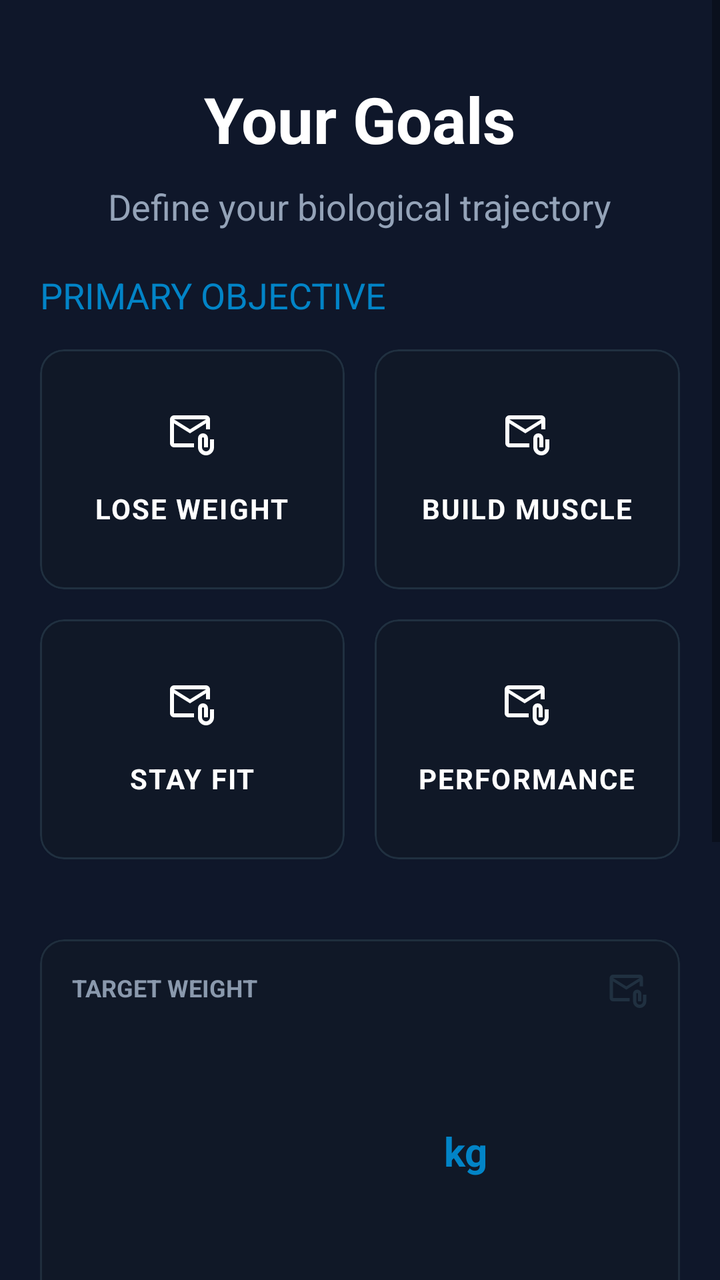
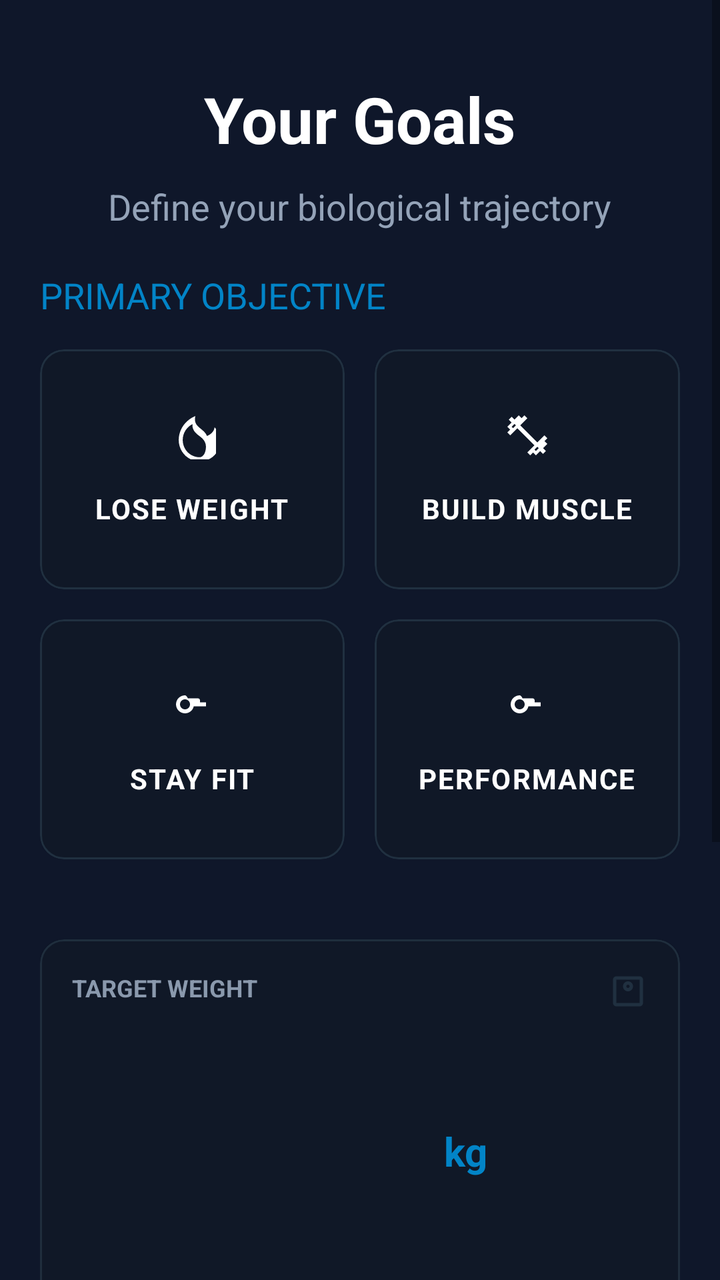

The first picture is an Android layout as it rendered before a commit; the second is the same layout after the commit. The layout source and the unified diff follow.
<!-- AndroidManifest.xml: application theme Theme.FitSync -->
<!-- res/layout/fragment_goal.xml -->
<?xml version="1.0" encoding="utf-8"?>
<ScrollView xmlns:android="http://schemas.android.com/apk/res/android"
android:layout_width="match_parent"
android:layout_height="match_parent"
xmlns:tools="http://schemas.android.com/tools"
xmlns:app="http://schemas.android.com/apk/res-auto"
android:fillViewport="true"
tools:context=".screens.fragments.Onboarding.GoalFragment"
android:background="@color/dark_bg">
    <LinearLayout
        android:id="@+id/goalLayout"
        android:layout_width="match_parent"
        android:layout_height="wrap_content"
        android:orientation="vertical"
        android:padding="20dp">


    <TextView
        android:layout_width="wrap_content"
        android:layout_height="wrap_content"
        android:textSize="32dp"
        android:layout_gravity="center"
        android:textColor="@color/white"
        android:text="Your Goals"
        android:textStyle="bold"
        android:layout_marginTop="18dp">

    </TextView>
        <TextView
            android:layout_width="wrap_content"
            android:layout_height="wrap_content"
            android:textSize="18dp"
            android:layout_gravity="center"
            android:textColor="@color/text_gray_blue"
            android:text="Define your biological trajectory"
            android:textStyle="normal"
            android:layout_marginTop="10dp">

        </TextView>
        <TextView
            android:layout_width="wrap_content"
            android:layout_height="wrap_content"
            android:text="PRIMARY OBJECTIVE"
            android:textSize="18sp"
            android:layout_marginTop="20dp"
            android:textColor="@color/hologram_line">
        </TextView>
        <LinearLayout
            android:layout_width="wrap_content"
            android:layout_height="wrap_content">

        </LinearLayout>
        <LinearLayout
            android:layout_width="match_parent"
            android:layout_height="wrap_content"
            android:layout_marginTop="15dp"
            android:weightSum="2">
            <com.google.android.material.card.MaterialCardView
                android:id="@+id/cardLoseWeight"
                android:layout_width="0dp"
                android:layout_height="120dp"
                android:layout_weight="1"
                android:layout_marginRight="15dp"
                app:cardBackgroundColor="#101827"
                app:cardCornerRadius="12dp"
                android:background="@drawable/bg_signup"
                app:strokeWidth="1dp"
                app:strokeColor="#203040">
                <LinearLayout
                    android:layout_width="wrap_content"
                    android:layout_height="wrap_content"
                    android:layout_gravity="center"
                    android:orientation="vertical">
                    <ImageView
                        android:layout_width="wrap_content"
                        android:layout_height="wrap_content"
                        android:src="@drawable/ic_mail"
                        app:tint="@color/white"
                        android:layout_marginBottom="10dp"
                        android:layout_gravity="center">
                    </ImageView>
                    <TextView
                        android:layout_width="wrap_content"
                        android:layout_height="wrap_content"
                        android:layout_marginTop="5dp"
                        android:text="LOSE WEIGHT"
                        android:letterSpacing="0.05"
                        android:layout_gravity="center"
                        android:textColor="@color/white"
                        android:textStyle="bold"
                        >

                    </TextView>
                </LinearLayout>

            </com.google.android.material.card.MaterialCardView>
            <com.google.android.material.card.MaterialCardView
                android:id="@+id/cardBuildMuscle"
                android:layout_width="0dp"
                android:layout_height="120dp"
                android:layout_weight="1"
                app:cardBackgroundColor="#101827"
                app:cardCornerRadius="12dp"
                app:strokeWidth="1dp"
                app:strokeColor="#203040"
                android:background="@drawable/bg_signup">
                <LinearLayout
                    android:layout_width="wrap_content"
                    android:layout_height="wrap_content"
                    android:layout_gravity="center"
                    android:orientation="vertical">
                    <ImageView
                        android:layout_width="wrap_content"
                        android:layout_height="wrap_content"
                        android:src="@drawable/ic_mail"
                        app:tint="@color/white"
                        android:layout_marginBottom="10dp"
                        android:layout_gravity="center">
                    </ImageView>
                    <TextView
                        android:layout_width="wrap_content"
                        android:layout_height="wrap_content"
                        android:layout_marginTop="5dp"
                        android:text="BUILD MUSCLE"
                        android:letterSpacing="0.05"
                        android:layout_gravity="center"
                        android:textColor="@color/white"
                        android:textStyle="bold"
                        >

                    </TextView>
                </LinearLayout>

            </com.google.android.material.card.MaterialCardView>
        </LinearLayout>
        <LinearLayout
            android:layout_width="match_parent"
            android:layout_height="wrap_content"
            android:layout_marginTop="15dp"
            android:weightSum="2">
            <com.google.android.material.card.MaterialCardView
                android:id="@+id/cardStayFit"
                android:layout_width="0dp"
                android:layout_height="120dp"
                android:layout_weight="1"
                android:layout_marginRight="15dp"
                android:background="@drawable/bg_signup"
                app:cardBackgroundColor="#101827"
                app:cardCornerRadius="12dp"
                app:strokeWidth="1dp"
                app:strokeColor="#203040">
                <LinearLayout
                    android:layout_width="wrap_content"
                    android:layout_height="wrap_content"
                    android:layout_gravity="center"
                    android:orientation="vertical">
                    <ImageView
                        android:layout_width="wrap_content"
                        android:layout_height="wrap_content"
                        android:src="@drawable/ic_mail"
                        app:tint="@color/white"
                        android:layout_marginBottom="10dp"
                        android:layout_gravity="center">
                    </ImageView>
                    <TextView
                        android:layout_width="wrap_content"
                        android:layout_height="wrap_content"
                        android:layout_marginTop="5dp"
                        android:text="STAY FIT"
                        android:letterSpacing="0.05"
                        android:layout_gravity="center"
                        android:textColor="@color/white"
                        android:textStyle="bold"
                        >

                    </TextView>
                </LinearLayout>


            </com.google.android.material.card.MaterialCardView>
            <com.google.android.material.card.MaterialCardView
                android:id="@+id/cardPerformance"
                android:layout_width="0dp"
                android:layout_height="120dp"
                android:layout_weight="1"
                android:background="@drawable/bg_signup"
                app:cardBackgroundColor="#101827"
                app:cardCornerRadius="12dp"
                app:strokeWidth="1dp"
                app:strokeColor="#203040">
                <LinearLayout
                    android:layout_width="wrap_content"
                    android:layout_height="wrap_content"
                    android:layout_gravity="center"
                    android:orientation="vertical">
                <ImageView
                    android:layout_width="wrap_content"
                    android:layout_height="wrap_content"
                    android:src="@drawable/ic_mail"
                    app:tint="@color/white"
                    android:layout_marginBottom="10dp"
                    android:layout_gravity="center">
                </ImageView>
                <TextView
                    android:layout_width="wrap_content"
                    android:layout_height="wrap_content"
                    android:layout_marginTop="5dp"
                    android:text="PERFORMANCE"
                    android:letterSpacing="0.05"
                    android:layout_gravity="center"
                    android:textColor="@color/white"
                    android:textStyle="bold"
                    >

                </TextView>
                </LinearLayout>

            </com.google.android.material.card.MaterialCardView>

        </LinearLayout>

        <com.google.android.material.card.MaterialCardView
            android:layout_width="match_parent"
            android:layout_height="wrap_content"
            android:layout_marginTop="40dp"
            app:cardBackgroundColor="#101827"
            app:cardCornerRadius="12dp"
            app:strokeColor="#1F2E3D"
            app:strokeWidth="1dp"
            android:background="@drawable/bg_signup">
            <LinearLayout
                android:layout_width="match_parent"
                android:layout_height="wrap_content"
                android:orientation="vertical"
                android:padding="16dp">

                
                <RelativeLayout
                    android:layout_width="match_parent"
                    android:layout_height="wrap_content">
                    <TextView
                        android:layout_width="wrap_content"
                        android:layout_height="wrap_content"
                        android:text="TARGET WEIGHT"
                        android:textColor="#8A99AD"
                        android:textSize="12sp"
                        android:textStyle="bold" />
                    <ImageView
                        android:layout_width="20dp"
                        android:layout_height="20dp"
                        android:layout_alignParentEnd="true"
                        android:src="@drawable/ic_mail"
                        app:tint="#203040" />
                </RelativeLayout>

                
                <FrameLayout
                    android:layout_width="match_parent"
                    android:layout_height="120dp"
                    android:layout_marginTop="10dp">

                    <androidx.recyclerview.widget.RecyclerView
                        android:id="@+id/rvTargetWeight"
                        android:layout_width="match_parent"
                        android:layout_height="match_parent"
                        android:clipToPadding="false"
                        android:paddingTop="50dp"
                        android:paddingBottom="50dp"
                        android:overScrollMode="never" />

                    
                    <TextView
                        android:layout_width="wrap_content"
                        android:layout_height="wrap_content"
                        android:layout_gravity="center_vertical|end"
                        android:layout_marginEnd="80dp"
                        android:text="kg"
                        android:textColor="@color/brand_cyan"
                        android:textSize="20sp"
                        android:textStyle="bold" />
                </FrameLayout>

                
                <View
                    android:layout_width="match_parent"
                    android:layout_height="1dp"
                    android:layout_marginTop="12dp"
                    android:background="#1F2E3D" />

                
                <RelativeLayout
                    android:layout_width="match_parent"
                    android:layout_height="wrap_content"
                    android:layout_marginTop="12dp"
                    android:gravity="center_vertical">

                    <TextView
                        android:layout_width="wrap_content"
                        android:layout_height="wrap_content"
                        android:text="CALCULATED OPTIMAL"
                        android:textColor="#8A99AD"
                        android:textSize="11sp"
                        android:textStyle="bold" />

                    <LinearLayout
                        android:layout_width="wrap_content"
                        android:layout_height="wrap_content"
                        android:layout_alignParentEnd="true"
                        android:gravity="center"
                        android:orientation="horizontal">

                        <TextView
                            android:id="@+id/tvAiOptimalWeight"
                            android:layout_width="wrap_content"
                            android:layout_height="wrap_content"
                            android:layout_marginEnd="8dp"
                            android:text="74.5"
                            android:textColor="#FFFFFF"
                            android:textSize="14sp"
                            android:textStyle="bold" />

                        
                        <com.google.android.material.card.MaterialCardView
                            android:layout_width="32dp"
                            android:layout_height="32dp"
                            app:cardBackgroundColor="#0D2026"
                            app:cardCornerRadius="8dp"
                            app:strokeColor="#163840"
                            app:strokeWidth="1dp">
                            <ImageView
                                android:layout_width="16dp"
                                android:layout_height="16dp"
                                android:layout_gravity="center"
                                android:src="@drawable/ic_mail"
                                app:tint="@color/brand_cyan" />
                        </com.google.android.material.card.MaterialCardView>
                    </LinearLayout>
                </RelativeLayout>
            </LinearLayout>

        </com.google.android.material.card.MaterialCardView>
        <com.google.android.material.card.MaterialCardView
            android:layout_width="match_parent"
            android:layout_height="wrap_content"
            android:layout_marginTop="40dp"
            app:cardBackgroundColor="#101827"
            app:cardCornerRadius="12dp"
            app:strokeColor="#1F2E3D"
            app:strokeWidth="1dp"
            android:background="@drawable/bg_signup">
            <LinearLayout
                android:layout_width="match_parent"
                android:layout_height="wrap_content"
                android:orientation="vertical"
                android:padding="16dp">

                
                <RelativeLayout
                    android:layout_width="match_parent"
                    android:layout_height="wrap_content">
                    <TextView
                        android:layout_width="wrap_content"
                        android:layout_height="wrap_content"
                        android:text="TARGET TIMELINE"
                        android:textColor="#8A99AD"
                        android:textSize="12sp"
                        android:textStyle="bold" />
                    <ImageView
                        android:layout_width="20dp"
                        android:layout_height="20dp"
                        android:layout_alignParentEnd="true"
                        android:src="@drawable/ic_mail"
                        app:tint="#203040" />
                </RelativeLayout>

                
                <FrameLayout
                    android:layout_width="match_parent"
                    android:layout_height="140dp"
                    android:layout_marginTop="12dp">

                    <View
                        android:layout_width="match_parent"
                        android:layout_height="1dp"
                        android:layout_marginTop="48dp"
                        android:background="#1F2E3D" />

                    <LinearLayout
                        android:layout_width="match_parent"
                        android:layout_height="match_parent"
                        android:orientation="horizontal"
                        android:weightSum="2">

                        
                        <androidx.recyclerview.widget.RecyclerView
                            android:id="@+id/rvTimelineValue"
                            android:layout_width="0dp"
                            android:layout_height="match_parent"
                            android:layout_weight="1"
                            android:clipToPadding="false"
                            android:paddingTop="48dp"
                            android:paddingBottom="48dp"
                            android:overScrollMode="never" />

                        
                        <androidx.recyclerview.widget.RecyclerView
                            android:id="@+id/rvTimelineUnit"
                            android:layout_width="0dp"
                            android:layout_height="match_parent"
                            android:layout_weight="1"
                            android:clipToPadding="false"
                            android:paddingTop="48dp"
                            android:paddingBottom="48dp"
                            android:overScrollMode="never" />

                    </LinearLayout>

                    <View
                        android:layout_width="match_parent"
                        android:layout_height="1dp"
                        android:layout_gravity="bottom"
                        android:layout_marginBottom="48dp"
                        android:background="#1F2E3D" />
                </FrameLayout>


            </LinearLayout>

        </com.google.android.material.card.MaterialCardView>

</LinearLayout>



</ScrollView>
<!-- resources referenced by this layout -->
<resources>
  <!-- drawable ic_mail (drawable) -->
  <vector xmlns:android="http://schemas.android.com/apk/res/android" android:height="24dp" android:tint="#5A7185" android:viewportHeight="960" android:viewportWidth="960" android:width="24dp">
        
      <path android:fillColor="@android:color/white" android:pathData="M440,440L120,240L120,640Q120,640 120,640Q120,640 120,640L520,640L520,720L120,720Q87,720 63.5,696.5Q40,673 40,640L40,160Q40,127 63.5,103.5Q87,80 120,80L760,80Q793,80 816.5,103.5Q840,127 840,160L840,360L760,360L760,240L440,440ZM440,360L760,160L120,160L440,360ZM760,880Q694,880 647,833Q600,786 600,720L600,540Q600,498 629,469Q658,440 700,440Q742,440 771,469Q800,498 800,540L800,720L720,720L720,540Q720,532 714,526Q708,520 700,520Q692,520 686,526Q680,532 680,540L680,720Q680,753 703.5,776.5Q727,800 760,800Q793,800 816.5,776.5Q840,753 840,720L840,560L920,560L920,720Q920,786 873,833Q826,880 760,880ZM120,240L120,160L120,160L120,240L120,640Q120,640 120,640Q120,640 120,640L120,640L120,540Q120,482 120,441Q120,400 120,400L120,400L120,240Z"/>
      
  </vector>
  <!-- unchanged entries left out for length: 8 -->
</resources>

<!-- the commit's change to res/layout/fragment_goal.xml (unified diff, before → after) -->
@@ -74,7 +74,7 @@ android:background="@color/dark_bg">
                     <ImageView
                         android:layout_width="wrap_content"
                         android:layout_height="wrap_content"
-                        android:src="@drawable/ic_mail"
+                        android:src="@drawable/ic_local_fire_department"
                         app:tint="@color/white"
                         android:layout_marginBottom="10dp"
                         android:layout_gravity="center">
@@ -112,7 +112,7 @@ android:background="@color/dark_bg">
                     <ImageView
                         android:layout_width="wrap_content"
                         android:layout_height="wrap_content"
-                        android:src="@drawable/ic_mail"
+                        android:src="@drawable/ic_fitness_center"
                         app:tint="@color/white"
                         android:layout_marginBottom="10dp"
                         android:layout_gravity="center">
@@ -157,7 +157,7 @@ android:background="@color/dark_bg">
                     <ImageView
                         android:layout_width="wrap_content"
                         android:layout_height="wrap_content"
-                        android:src="@drawable/ic_mail"
+                        android:src="@drawable/ic_sports"
                         app:tint="@color/white"
                         android:layout_marginBottom="10dp"
                         android:layout_gravity="center">
@@ -196,7 +196,7 @@ android:background="@color/dark_bg">
                 <ImageView
                     android:layout_width="wrap_content"
                     android:layout_height="wrap_content"
-                    android:src="@drawable/ic_mail"
+                    android:src="@drawable/ic_sports"
                     app:tint="@color/white"
                     android:layout_marginBottom="10dp"
                     android:layout_gravity="center">
@@ -249,7 +249,7 @@ android:background="@color/dark_bg">
                         android:layout_width="20dp"
                         android:layout_height="20dp"
                         android:layout_alignParentEnd="true"
-                        android:src="@drawable/ic_mail"
+                        android:src="@drawable/ic_monitor_weight"
                         app:tint="#203040" />
                 </RelativeLayout>
 
@@ -331,7 +331,7 @@ android:background="@color/dark_bg">
                                 android:layout_width="16dp"
                                 android:layout_height="16dp"
                                 android:layout_gravity="center"
-                                android:src="@drawable/ic_mail"
+                                android:src="@drawable/ic_smart_toy"
                                 app:tint="@color/brand_cyan" />
                         </com.google.android.material.card.MaterialCardView>
                     </LinearLayout>
@@ -369,7 +369,7 @@ android:background="@color/dark_bg">
                         android:layout_width="20dp"
                         android:layout_height="20dp"
                         android:layout_alignParentEnd="true"
-                        android:src="@drawable/ic_mail"
+                        android:src="@drawable/ic_event"
                         app:tint="#203040" />
                 </RelativeLayout>
 
<!-- resource entries referenced after the edit -->
@@ -1,10 +1,70 @@
 <!-- resources referenced by this layout -->
 <resources>
-  <!-- drawable ic_mail (drawable) -->
-  <vector xmlns:android="http://schemas.android.com/apk/res/android" android:height="24dp" android:tint="#5A7185" android:viewportHeight="960" android:viewportWidth="960" android:width="24dp">
-        
-      <path android:fillColor="@android:color/white" android:pathData="M440,440L120,240L120,640Q120,640 120,640Q120,640 120,640L520,640L520,720L120,720Q87,720 63.5,696.5Q40,673 40,640L40,160Q40,127 63.5,103.5Q87,80 120,80L760,80Q793,80 816.5,103.5Q840,127 840,160L840,360L760,360L760,240L440,440ZM440,360L760,160L120,160L440,360ZM760,880Q694,880 647,833Q600,786 600,720L600,540Q600,498 629,469Q658,440 700,440Q742,440 771,469Q800,498 800,540L800,720L720,720L720,540Q720,532 714,526Q708,520 700,520Q692,520 686,526Q680,532 680,540L680,720Q680,753 703.5,776.5Q727,800 760,800Q793,800 816.5,776.5Q840,753 840,720L840,560L920,560L920,720Q920,786 873,833Q826,880 760,880ZM120,240L120,160L120,160L120,240L120,640Q120,640 120,640Q120,640 120,640L120,640L120,540Q120,482 120,441Q120,400 120,400L120,400L120,240Z"/>
-      
+  <!-- drawable ic_event (drawable) -->
+  <vector xmlns:android="http://schemas.android.com/apk/res/android"
+      android:width="24dp"
+      android:height="24dp"
+      android:viewportWidth="24"
+      android:viewportHeight="24"
+      android:tint="?attr/colorControlNormal">
+      <path
+          android:fillColor="@android:color/white"
+          android:pathData="M19,4h-1V2h-2v2H8V2H6v2H5c-1.11,0 -1.99,0.9 -1.99,2L3,20c0,1.1 0.89,2 2,2h14c1.1,0 2,-0.9 2,-2V6c0,-1.1 -0.9,-2 -2,-2zm0,16H5V10h14v10zm0,-12H5V6h14v2zm-7,5h5v5h-5v-5z"/>
+  </vector>
+  <!-- drawable ic_fitness_center (drawable) -->
+  <vector xmlns:android="http://schemas.android.com/apk/res/android"
+      android:width="24dp"
+      android:height="24dp"
+      android:viewportWidth="24"
+      android:viewportHeight="24"
+      android:tint="?attr/colorControlNormal">
+      <path
+          android:fillColor="@android:color/white"
+          android:pathData="M20.57,14.86L22,13.43L20.57,12L17,15.57L8.43,7L12,3.43L10.57,2L9.14,3.43L7.71,2L5.57,4.14L4.14,2.71L2.71,4.14L4.14,5.57L2,7.71L3.43,9.14L2,10.57L3.43,12L7,8.43L15.57,17L12,20.57L13.43,22L14.86,20.57L16.29,22L18.43,19.86L19.86,21.29L21.29,19.86L19.86,18.43L22,16.29L20.57,14.86ZM6.29,7L4.86,8.43L4.14,7.71L5.57,6.29L6.29,7ZM17,17.71L17.71,18.43L16.29,19.86L15.57,19.14L17,17.71Z"/>
+  </vector>
+  <!-- drawable ic_local_fire_department (drawable) -->
+  <vector xmlns:android="http://schemas.android.com/apk/res/android"
+      android:width="24dp"
+      android:height="24dp"
+      android:viewportWidth="24"
+      android:viewportHeight="24"
+      android:tint="?attr/colorControlNormal">
+      <path
+          android:fillColor="@android:color/white"
+          android:pathData="M19.48,12.35c-1.57,-4.08 -7.16,-4.3 -5.81,-9.99 -4.83,1.99 -8.31,6.59 -8.31,11.99 0,5.88 4.67,10.65 10.51,10.65 6.07,0 10.63,-4.93 10.13,-11.02 -0.19,-2.33 -1.22,-4.43 -2.71,-6.02 -0.22,1.69 -1.24,3.29 -3.81,4.39zM15.87,22.95c-4.78,0 -8.51,-3.83 -8.51,-8.65 0,-3.41 1.94,-6.42 4.88,-7.92 -0.3,3.01 1.76,4.72 3.65,6.1 1.77,1.29 3.09,2.94 3.09,5.27 0,2.87 -1.39,5.2 -3.11,5.2z"/>
+  </vector>
+  <!-- drawable ic_monitor_weight (drawable) -->
+  <vector xmlns:android="http://schemas.android.com/apk/res/android"
+      android:width="24dp"
+      android:height="24dp"
+      android:viewportWidth="24"
+      android:viewportHeight="24"
+      android:tint="?attr/colorControlNormal">
+      <path
+          android:fillColor="@android:color/white"
+          android:pathData="M19,3H5c-1.1,0 -2,0.9 -2,2v14c0,1.1 0.9,2 2,2h14c1.1,0 2,-0.9 2,-2V5c0,-1.1 -0.9,-2 -2,-2zm0,16H5V5h14v14zm-7,-7c1.66,0 3,-1.34 3,-3s-1.34,-3 -3,-3 -3,1.34 -3,3 1.34,3 3,3zm0,-4c0.55,0 1,0.45 1,1s-0.45,1 -1,1 -1,-0.45 -1,-1 0.45,-1 1,-1z"/>
+  </vector>
+  <!-- drawable ic_smart_toy (drawable) -->
+  <vector xmlns:android="http://schemas.android.com/apk/res/android"
+      android:width="24dp"
+      android:height="24dp"
+      android:viewportWidth="24"
+      android:viewportHeight="24"
+      android:tint="?attr/colorControlNormal">
+      <path
+          android:fillColor="@android:color/white"
+          android:pathData="M20,9V7c0,-1.1 -0.9,-2 -2,-2h-3c0,-1.66 -1.34,-3 -3,-3S9,3.34 9,5H6c-1.1,0 -2,0.9 -2,2v2c-1.66,0 -3,1.34 -3,3s1.34,3 3,3v4c0,1.1 0.9,2 2,2h12c1.1,0 2,-0.9 2,-2v-4c1.66,0 3,-1.34 3,-3s-1.34,-3 -3,-3zm-2,10H6V7h12v12zm-9,-6c0,0.83 -0.67,1.5 -1.5,1.5S6,13.83 6,13s0.67,-1.5 1.5,-1.5S9,12.17 9,13zm7.5,1.5c-0.83,0 -1.5,-0.67 -1.5,-1.5s0.67,-1.5 1.5,-1.5 1.5,0.67 1.5,1.5 -0.67,1.5 -1.5,1.5z"/>
+  </vector>
+  <!-- drawable ic_sports (drawable) -->
+  <vector xmlns:android="http://schemas.android.com/apk/res/android"
+      android:width="24dp"
+      android:height="24dp"
+      android:viewportWidth="24"
+      android:viewportHeight="24"
+      android:tint="?attr/colorControlNormal">
+      <path
+          android:fillColor="@android:color/white"
+          android:pathData="M8.5,7c-2.48,0 -4.5,2.02 -4.5,4.5S6.02,16 8.5,16c2.14,0 3.93,-1.5 4.38,-3.5H19v-2h-3v-1c0,-0.55 -0.45,-1 -1,-1H9.9C9.52,7.63 9.04,7 8.5,7zm0,7c-1.38,0 -2.5,-1.12 -2.5,-2.5S7.12,9 8.5,9s2.5,1.12 2.5,2.5S9.88,14 8.5,14z"/>
   </vector>
   <!-- unchanged entries left out for length: 8 -->
 </resources>
